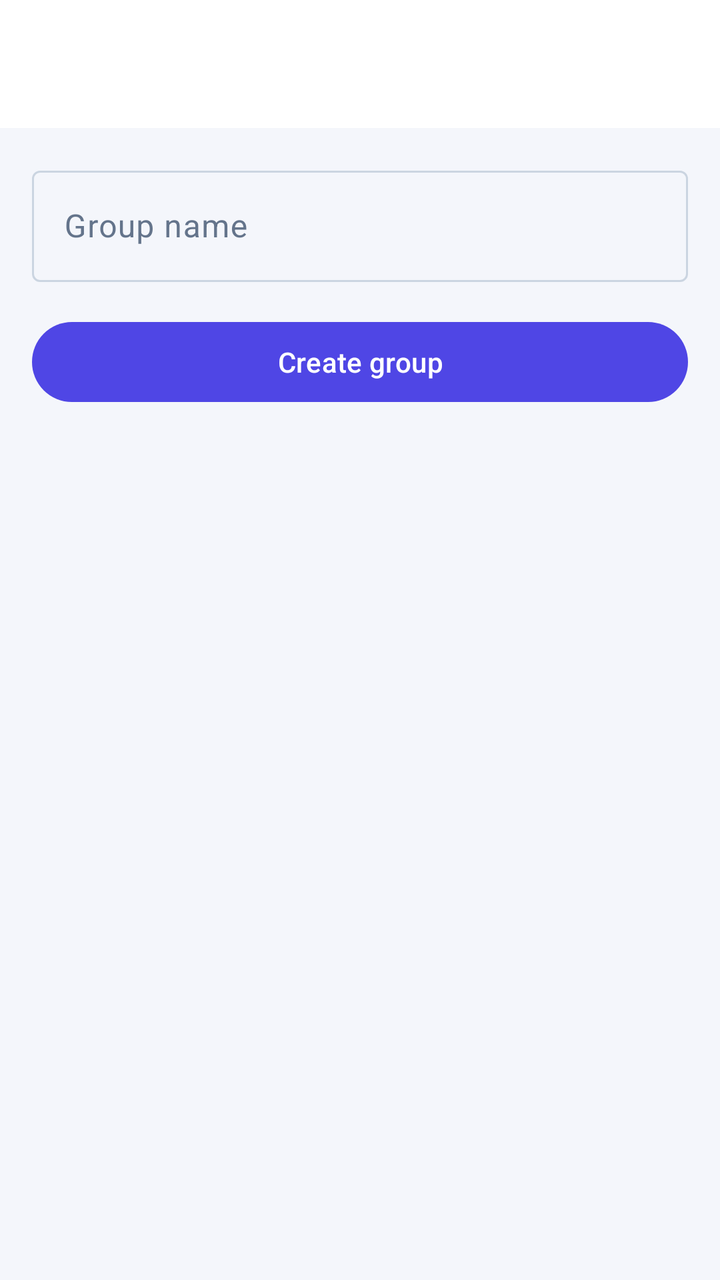
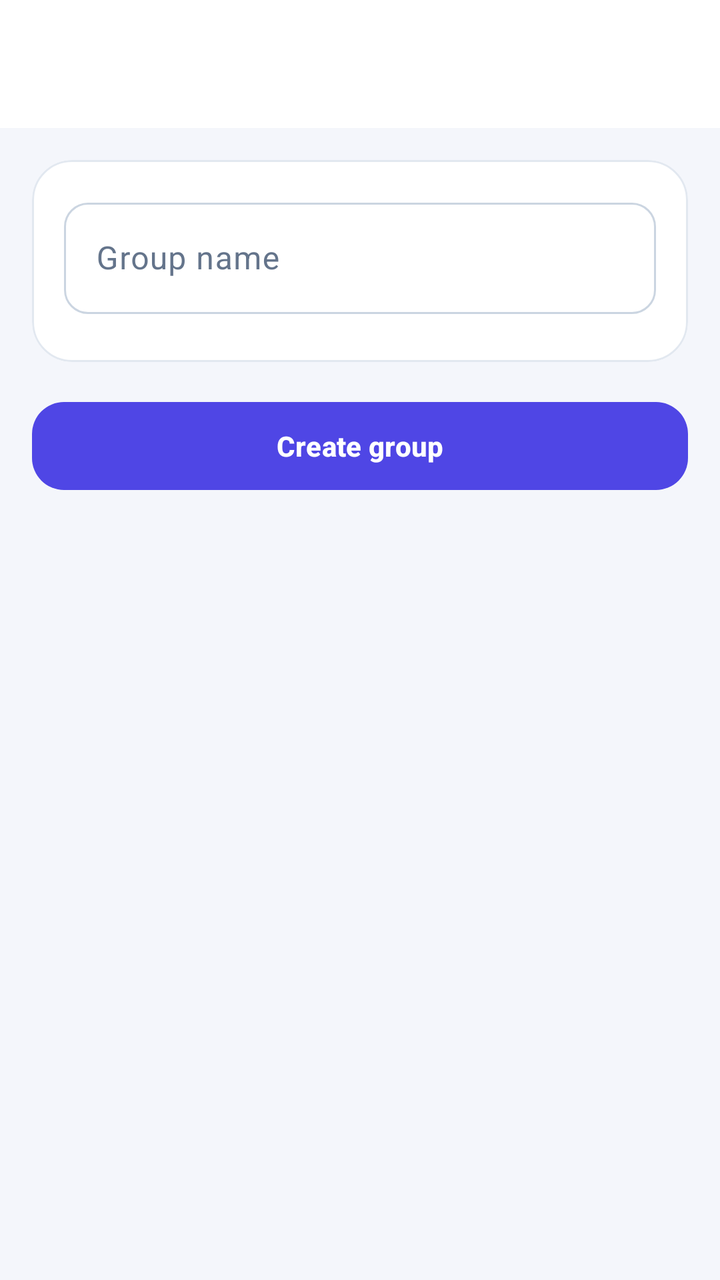

Screens rendered from an Android XML layout before and after an edit, with the pre-edit source and the edit as a unified diff.
<!-- AndroidManifest.xml: application theme Theme.NexaChat -->
<!-- res/layout/fragment_create_group.xml -->
<?xml version="1.0" encoding="utf-8"?>
<androidx.coordinatorlayout.widget.CoordinatorLayout xmlns:android="http://schemas.android.com/apk/res/android"
    xmlns:app="http://schemas.android.com/apk/res-auto"
    xmlns:tools="http://schemas.android.com/tools"
    android:layout_width="match_parent"
    android:layout_height="match_parent"
    android:background="?android:attr/colorBackground">

    <com.google.android.material.appbar.AppBarLayout
        android:id="@+id/appBar"
        android:layout_width="match_parent"
        android:layout_height="wrap_content">

        <com.google.android.material.appbar.MaterialToolbar
            android:id="@+id/toolbar"
            android:layout_width="match_parent"
            android:layout_height="?attr/actionBarSize"
            app:navigationIcon="@drawable/ic_arrow_back"
            app:navigationContentDescription="@string/cd_back" />
    </com.google.android.material.appbar.AppBarLayout>

    <ScrollView
        android:layout_width="match_parent"
        android:layout_height="match_parent"
        app:layout_behavior="@string/appbar_scrolling_view_behavior"
        xmlns:app="http://schemas.android.com/apk/res-auto">
        <LinearLayout
            android:layout_width="match_parent"
            android:layout_height="wrap_content"
            android:orientation="vertical"
            android:padding="@dimen/space_md">
            <com.google.android.material.textfield.TextInputLayout
                android:id="@+id/groupNameLayout"
                android:layout_width="match_parent"
                android:layout_height="wrap_content"
                android:hint="@string/group_name_label">
                <com.google.android.material.textfield.TextInputEditText
                    android:id="@+id/groupNameInput"
                    android:layout_width="match_parent"
                    android:layout_height="wrap_content" />
            </com.google.android.material.textfield.TextInputLayout>
            <androidx.recyclerview.widget.RecyclerView
                android:id="@+id/memberPickerList"
                android:layout_width="match_parent"
                android:layout_height="wrap_content"
                android:nestedScrollingEnabled="false" />
            <com.google.android.material.button.MaterialButton
                android:id="@+id/createButton"
                android:layout_width="match_parent"
                android:layout_height="wrap_content"
                android:layout_marginTop="@dimen/space_md"
                android:minHeight="@dimen/min_touch_target"
                android:text="@string/action_create_group" />
        </LinearLayout>
    </ScrollView>

    <com.nexachat.core.ui.components.LoadingStateView
        android:id="@+id/loadingState"
        android:layout_width="match_parent"
        android:layout_height="match_parent"
        android:visibility="gone" />

    <com.nexachat.core.ui.components.ErrorStateView
        android:id="@+id/errorState"
        android:layout_width="match_parent"
        android:layout_height="match_parent"
        android:visibility="gone" />

    <com.nexachat.core.ui.components.EmptyStateView
        android:id="@+id/emptyState"
        android:layout_width="match_parent"
        android:layout_height="match_parent"
        android:visibility="gone" />

</androidx.coordinatorlayout.widget.CoordinatorLayout>
<!-- resources referenced by this layout -->
<resources>
  <dimen name="min_touch_target">48dp</dimen>
  <dimen name="space_md">16dp</dimen>
  <string name="action_create_group">Create group</string>
  <string name="cd_back">Back</string>
  <string name="group_name_label">Group name</string>
  <style name="Theme.NexaChat" parent="Theme.NexaChat.Views" />
  <color name="colorPrimary">@color/brand_indigo</color>
  <color name="colorOnPrimary">#FFFFFFFF</color>
  <color name="colorPrimaryContainer">@color/brand_indigo_container</color>
  <color name="colorOnPrimaryContainer">@color/brand_on_indigo_container</color>
  <color name="colorSecondary">@color/slate_secondary</color>
  <color name="colorOnSecondary">#FFFFFFFF</color>
  <color name="colorSecondaryContainer">@color/slate_secondary_container</color>
  <color name="colorOnSecondaryContainer">@color/slate_on_secondary_container</color>
  <color name="colorTertiary">@color/tertiary_sky</color>
  <color name="colorOnTertiary">#FFFFFFFF</color>
  <color name="colorTertiaryContainer">@color/tertiary_sky_container</color>
  <color name="colorOnTertiaryContainer">@color/tertiary_on_sky_container</color>
  <color name="colorError">@color/error_red</color>
  <color name="colorOnError">#FFFFFFFF</color>
  <color name="colorErrorContainer">@color/error_container_light</color>
  <color name="colorOnErrorContainer">@color/on_error_container_light</color>
  <color name="colorBackground">@color/background_light</color>
  <color name="colorOnBackground">@color/text_primary_light</color>
  <color name="colorSurface">@color/surface_light</color>
  <color name="colorOnSurface">@color/text_primary_light</color>
  <color name="colorSurfaceVariant">@color/surface_variant_light</color>
  <color name="surface_container_low_light">#FFFFFFFF</color>
  <color name="surface_container_light">#FFF1F5F9</color>
  <color name="surface_container_high_light">#FFE8EEF5</color>
  <color name="colorOnSurfaceVariant">@color/text_secondary_light</color>
  <color name="colorOutline">@color/slate_border</color>
  <color name="colorOutlineVariant">@color/slate_divider</color>
  <style name="TextAppearance.NexaChat.TitleLarge" parent="TextAppearance.Material3.TitleLarge" />
  <style name="TextAppearance.NexaChat.TitleSmall" parent="TextAppearance.Material3.TitleSmall" />
  <style name="TextAppearance.NexaChat.BodyLarge" parent="TextAppearance.Material3.BodyLarge" />
  <style name="TextAppearance.NexaChat.BodyMedium" parent="TextAppearance.Material3.BodyMedium" />
  <style name="TextAppearance.NexaChat.BodySmall" parent="TextAppearance.Material3.BodySmall" />
  <style name="TextAppearance.NexaChat.LabelLarge" parent="TextAppearance.Material3.LabelLarge" />
  <style name="TextAppearance.NexaChat.LabelSmall" parent="TextAppearance.Material3.LabelSmall" />
  <color name="brand_indigo">#FF4F46E5</color>
  <color name="brand_indigo_container">#FFE0E7FF</color>
  <color name="brand_on_indigo_container">#FF1E1B4B</color>
  <color name="slate_secondary">#FF505F76</color>
  <color name="slate_secondary_container">#FFD0E1FB</color>
  <color name="slate_on_secondary_container">#FF1D283A</color>
  <color name="tertiary_sky">#FF0EA5E9</color>
  <color name="tertiary_sky_container">#FFBAE6FD</color>
  <color name="tertiary_on_sky_container">#FF0369A1</color>
  <color name="error_red">#FFBA1A1A</color>
  <color name="error_container_light">#FFFFDAD6</color>
  <color name="on_error_container_light">#FF93000A</color>
  <color name="background_light">#FFF4F6FB</color>
  <color name="text_primary_light">#FF0F172A</color>
  <color name="surface_light">#FFFFFFFF</color>
  <color name="surface_variant_light">#FFE8EEF5</color>
  <color name="text_secondary_light">#FF64748B</color>
  <color name="slate_border">#FFCBD5E1</color>
  <color name="slate_divider">#FFE2E8F0</color>
  <dimen name="corner_sm">8dp</dimen>
  <dimen name="corner_md">12dp</dimen>
  <dimen name="corner_lg">16dp</dimen>
  <!-- unchanged entries left out for length: 11 -->
</resources>

<!-- the commit's change to res/layout/fragment_create_group.xml (unified diff, before → after) -->
@@ -9,48 +9,78 @@
     <com.google.android.material.appbar.AppBarLayout
         android:id="@+id/appBar"
         android:layout_width="match_parent"
-        android:layout_height="wrap_content">
+        android:layout_height="wrap_content"
+        android:background="?attr/colorSurface">
 
         <com.google.android.material.appbar.MaterialToolbar
             android:id="@+id/toolbar"
             android:layout_width="match_parent"
             android:layout_height="?attr/actionBarSize"
-            app:navigationIcon="@drawable/ic_arrow_back"
-            app:navigationContentDescription="@string/cd_back" />
+            android:background="?attr/colorSurface"
+            app:navigationContentDescription="@string/cd_back"
+            app:navigationIcon="@drawable/ic_arrow_back" />
     </com.google.android.material.appbar.AppBarLayout>
 
     <ScrollView
         android:layout_width="match_parent"
         android:layout_height="match_parent"
-        app:layout_behavior="@string/appbar_scrolling_view_behavior"
-        xmlns:app="http://schemas.android.com/apk/res-auto">
+        app:layout_behavior="@string/appbar_scrolling_view_behavior">
+
         <LinearLayout
             android:layout_width="match_parent"
             android:layout_height="wrap_content"
             android:orientation="vertical"
             android:padding="@dimen/space_md">
-            <com.google.android.material.textfield.TextInputLayout
-                android:id="@+id/groupNameLayout"
+
+            <com.google.android.material.card.MaterialCardView
                 android:layout_width="match_parent"
                 android:layout_height="wrap_content"
-                android:hint="@string/group_name_label">
-                <com.google.android.material.textfield.TextInputEditText
-                    android:id="@+id/groupNameInput"
+                app:cardBackgroundColor="?attr/colorSurface"
+                app:cardCornerRadius="20dp"
+                app:cardElevation="0dp"
+                app:contentPadding="16dp"
+                app:strokeColor="?attr/colorOutlineVariant"
+                app:strokeWidth="1dp">
+
+                <LinearLayout
                     android:layout_width="match_parent"
-                    android:layout_height="wrap_content" />
-            </com.google.android.material.textfield.TextInputLayout>
-            <androidx.recyclerview.widget.RecyclerView
-                android:id="@+id/memberPickerList"
-                android:layout_width="match_parent"
-                android:layout_height="wrap_content"
-                android:nestedScrollingEnabled="false" />
+                    android:layout_height="wrap_content"
+                    android:orientation="vertical">
+
+                    <com.google.android.material.textfield.TextInputLayout
+                        android:id="@+id/groupNameLayout"
+                        android:layout_width="match_parent"
+                        android:layout_height="wrap_content"
+                        android:hint="@string/group_name_label"
+                        app:boxCornerRadiusBottomEnd="12dp"
+                        app:boxCornerRadiusBottomStart="12dp"
+                        app:boxCornerRadiusTopEnd="12dp"
+                        app:boxCornerRadiusTopStart="12dp">
+
+                        <com.google.android.material.textfield.TextInputEditText
+                            android:id="@+id/groupNameInput"
+                            android:layout_width="match_parent"
+                            android:layout_height="wrap_content" />
+                    </com.google.android.material.textfield.TextInputLayout>
+
+                    <androidx.recyclerview.widget.RecyclerView
+                        android:id="@+id/memberPickerList"
+                        android:layout_width="match_parent"
+                        android:layout_height="wrap_content"
+                        android:layout_marginTop="@dimen/space_sm"
+                        android:nestedScrollingEnabled="false" />
+                </LinearLayout>
+            </com.google.android.material.card.MaterialCardView>
+
             <com.google.android.material.button.MaterialButton
                 android:id="@+id/createButton"
                 android:layout_width="match_parent"
                 android:layout_height="wrap_content"
                 android:layout_marginTop="@dimen/space_md"
-                android:minHeight="@dimen/min_touch_target"
-                android:text="@string/action_create_group" />
+                android:minHeight="52dp"
+                android:text="@string/action_create_group"
+                android:textStyle="bold"
+                app:cornerRadius="16dp" />
         </LinearLayout>
     </ScrollView>
 
<!-- resource entries referenced after the edit -->
@@ -2,6 +2,7 @@
 <resources>
   <dimen name="min_touch_target">48dp</dimen>
   <dimen name="space_md">16dp</dimen>
+  <dimen name="space_sm">8dp</dimen>
   <string name="action_create_group">Create group</string>
   <string name="cd_back">Back</string>
   <string name="group_name_label">Group name</string>
